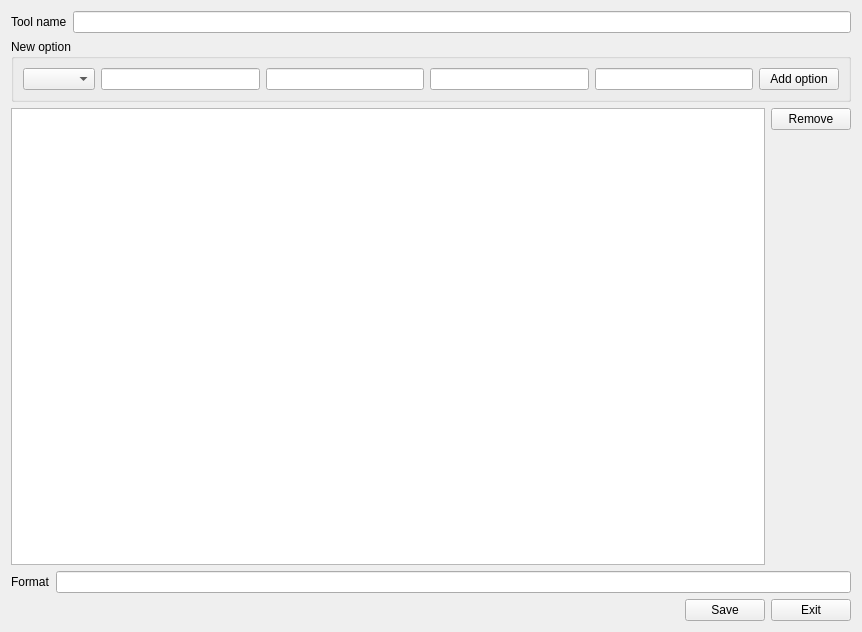
Old version of the form Core/GUI/create_tool/create_tool_widget.ui in the repository ctlab/BioinformaticsDSL.
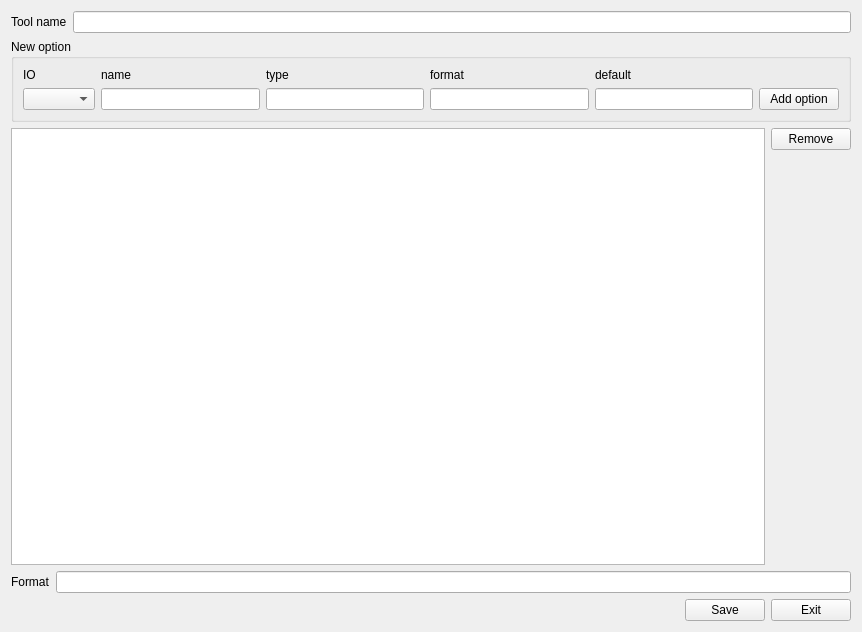
New version of the form.

Commit message: create tool +1

What changed in the file:
```diff
--- a/Core/GUI/create_tool/create_tool_widget.ui
+++ b/Core/GUI/create_tool/create_tool_widget.ui
@@ -13,7 +13,7 @@
   <property name="windowTitle">
    <string>Form</string>
   </property>
-  <layout class="QVBoxLayout" name="verticalLayout_2">
+  <layout class="QVBoxLayout" name="verticalLayout_8">
    <item>
     <layout class="QHBoxLayout" name="horizontalLayout_3">
      <item>
@@ -35,26 +35,92 @@
      </property>
      <layout class="QHBoxLayout" name="horizontalLayout_2">
       <item>
+       <layout class="QVBoxLayout" name="verticalLayout_2">
+        <item>
+         <widget class="QLabel" name="label_3">
+          <property name="text">
+           <string>IO</string>
+          </property>
+         </widget>
+        </item>
+        <item>
        <widget class="QComboBox" name="cbIO"/>
       </item>
+       </layout>
+      </item>
+      <item>
+       <layout class="QVBoxLayout" name="verticalLayout_3">
+        <item>
+         <widget class="QLabel" name="label_4">
+          <property name="text">
+           <string>name</string>
+          </property>
+         </widget>
+        </item>
       <item>
        <widget class="QLineEdit" name="edOptName"/>
       </item>
+       </layout>
+      </item>
+      <item>
+       <layout class="QVBoxLayout" name="verticalLayout_4">
+        <item>
+         <widget class="QLabel" name="label_5">
+          <property name="text">
+           <string>type</string>
+          </property>
+         </widget>
+        </item>
       <item>
        <widget class="QLineEdit" name="edOptType"/>
       </item>
+       </layout>
+      </item>
+      <item>
+       <layout class="QVBoxLayout" name="verticalLayout_5">
+        <item>
+         <widget class="QLabel" name="label_6">
+          <property name="text">
+           <string>format</string>
+          </property>
+         </widget>
+        </item>
       <item>
        <widget class="QLineEdit" name="edOptRepr"/>
       </item>
+       </layout>
+      </item>
+      <item>
+       <layout class="QVBoxLayout" name="verticalLayout_6">
+        <item>
+         <widget class="QLabel" name="label_7">
+          <property name="text">
+           <string>default</string>
+          </property>
+         </widget>
+        </item>
       <item>
        <widget class="QLineEdit" name="edOptDef"/>
       </item>
+       </layout>
+      </item>
+      <item>
+       <layout class="QVBoxLayout" name="verticalLayout_7">
+        <item>
+         <widget class="QLabel" name="label_8">
+          <property name="text">
+           <string/>
+          </property>
+         </widget>
+        </item>
       <item>
        <widget class="QPushButton" name="btnAddOpt">
         <property name="text">
          <string>Add option</string>
         </property>
        </widget>
+        </item>
+       </layout>
       </item>
      </layout>
     </widget>
```
Left out of the diff: 2 changed lines with no effect on the pictures. Lines whose indentation alone changed are shown as unchanged. The commit also changes 6 other files.
